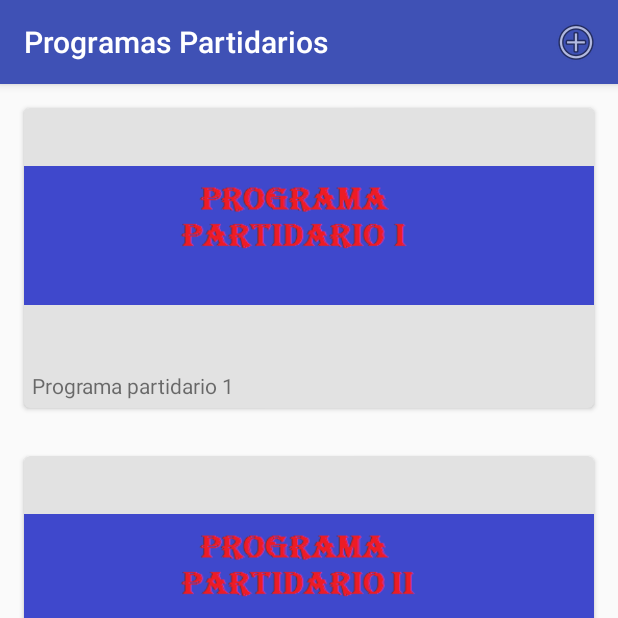
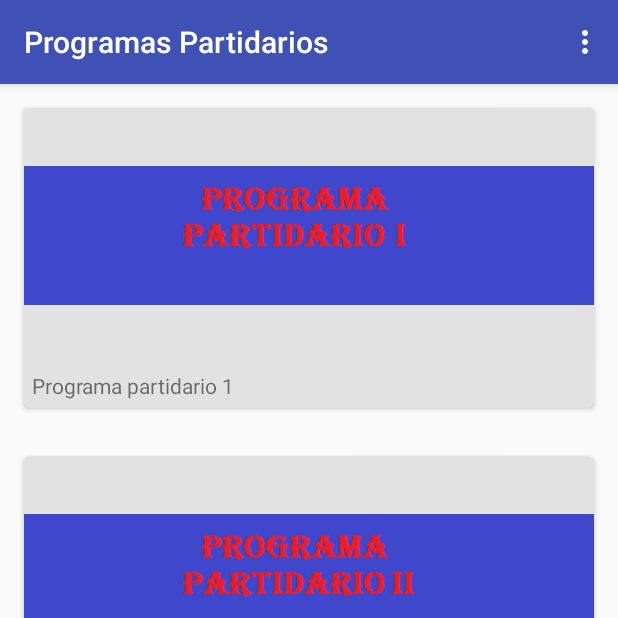
Before and after one commit to dariojolo/ProgramasPartidarios, an Android app: the screen it shows after launch (MainActivity), on a phone screen of 412 x 824 dp, the top half of it. Run offline under Robolectric (Android 15) with nearby library versions, the phone set to English and light mode, and no system bars; our stand-ins replace Picasso.

Commit message:
Agregrado el alert dialog para agregar programa (falta terminar esa pantalla)

```diff
--- a/app/src/main/res/menu/option_menu.xml
+++ b/app/src/main/res/menu/option_menu.xml
@@ -5,6 +5,12 @@
         android:id="@+id/add_programa"
         android:title="Agregar programa"
         android:icon="@android:drawable/ic_menu_add"
-        app:showAsAction="ifRoom"
+        app:showAsAction="never"
+        />
+    <item
+        android:id="@+id/sugerencia"
+        android:title="Enviar sugerencia"
+        android:icon="@android:drawable/ic_menu_send"
+        app:showAsAction="never"
         />
 </menu>
```
